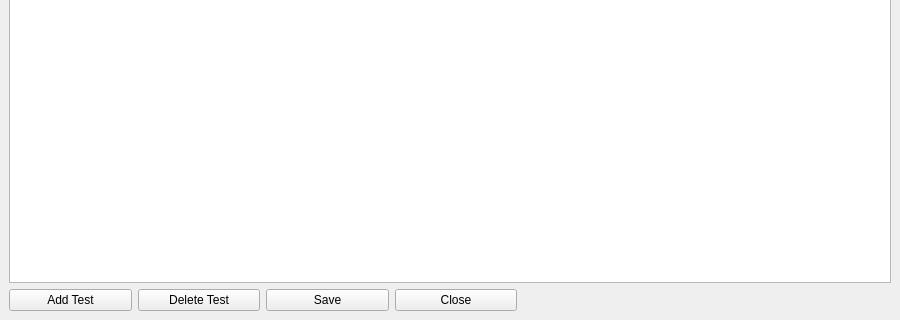
The window that Dev/Lib/Windows/TestBedEditorWindow.ui (rmlockwood/FLExTrans) describes before a commit, drawn with Qt 5; both pictures show x 0 to 900 and y 180 to 500 of the 900 by 500 pixel window.
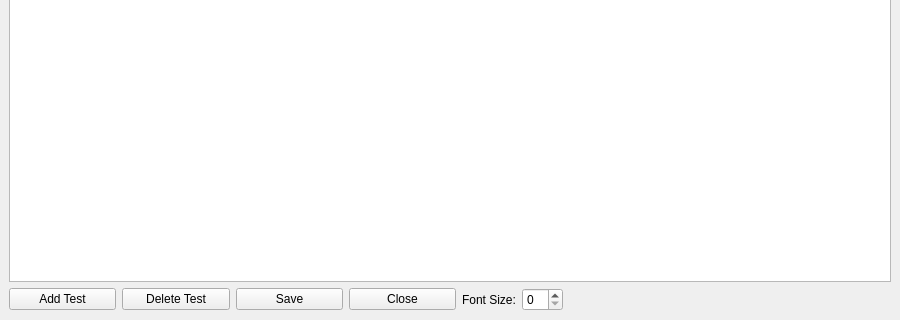
The same window after the commit.

Commit message: Add a font-size control

```diff
--- a/Dev/Lib/Windows/TestBedEditorWindow.ui
+++ b/Dev/Lib/Windows/TestBedEditorWindow.ui
@@ -114,6 +114,16 @@
           </property>
          </widget>
         </item>
+        <item>
+         <widget class="QLabel" name="fontSizeLabel">
+          <property name="text">
+           <string>Font Size:</string>
+          </property>
+         </widget>
+        </item>
+        <item>
+         <widget class="QSpinBox" name="fontSizeSpinBox"/>
+        </item>
         <item>
          <widget class="QLabel" name="saveLabel">
           <property name="sizePolicy">
```
The commit also changes 2 other files.
